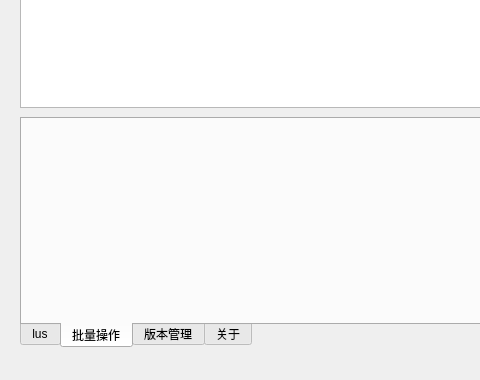
Qt form mainwindow.ui (junchao98/linux_spy) before a commit; both pictures show x 0 to 480 and y 260 to 640 of the 976 by 640 pixel window.
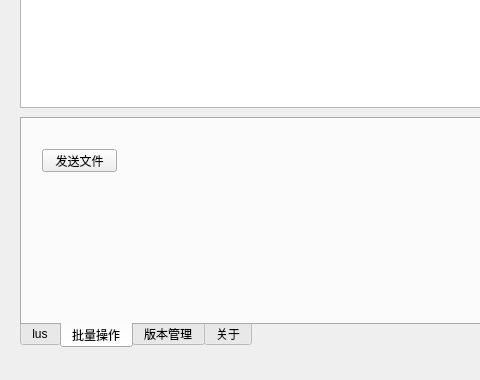
The same form after that commit. The open tabs and pages were chosen to show the change.

Commit message: 添加发送文件

The edit to the form file:
```diff
--- a/mainwindow.ui
+++ b/mainwindow.ui
@@ -195,6 +195,19 @@
      <attribute name="title">
       <string>批量操作</string>
      </attribute>
+     <widget class="QPushButton" name="pushButton_send_file">
+      <property name="geometry">
+       <rect>
+        <x>20</x>
+        <y>30</y>
+        <width>75</width>
+        <height>23</height>
+       </rect>
+      </property>
+      <property name="text">
+       <string>发送文件</string>
+      </property>
+     </widget>
     </widget>
     <widget class="QWidget" name="tab_4">
      <attribute name="title">
```
Left out of the diff: 2 changed lines with no effect on the pictures. The commit also changes 2 other files.
